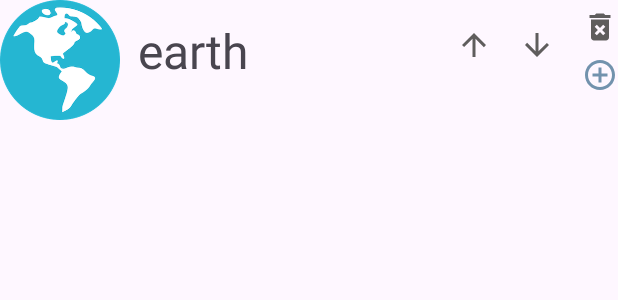
After one commit to IiuliiaP/MaterialDesign, an Android app: the layout activity_recycler_item_earth.xml on its own in the app's theme, with its tools: preview values and no code run, on a phone screen of 412 x 824 dp. The commit adds this screen. Shown: the top 300 px of the screen. Run offline under Robolectric (Android 15) with nearby library versions, the phone set to English and light mode, and no system bars.

Commit message:
макет recycler activity и его элементов

```diff
--- a/app/src/main/AndroidManifest.xml
+++ b/app/src/main/AndroidManifest.xml
@@ -13,6 +13,9 @@
         android:supportsRtl="true"
         android:theme="@style/Theme.MaterialDesign"
         tools:targetApi="31">
+        <activity
+            android:name=".RecyclerActivity"
+            android:exported="false" />
         <activity
             android:name=".view.viewpager.ViewPagerActivity"
             android:exported="false" />
--- /dev/null
+++ b/app/src/main/res/drawable/ic_add.xml
@@ -0,0 +1,5 @@
+<vector android:height="24dp" android:tint="#7292AD"
+    android:viewportHeight="24" android:viewportWidth="24"
+    android:width="24dp" xmlns:android="http://schemas.android.com/apk/res/android">
+    <path android:fillColor="@android:color/white" android:pathData="M13,7h-2v4L7,11v2h4v4h2v-4h4v-2h-4L13,7zM12,2C6.48,2 2,6.48 2,12s4.48,10 10,10 10,-4.48 10,-10S17.52,2 12,2zM12,20c-4.41,0 -8,-3.59 -8,-8s3.59,-8 8,-8 8,3.59 8,8 -3.59,8 -8,8z"/>
+</vector>
--- /dev/null
+++ b/app/src/main/res/drawable/ic_arrow_downward.xml
@@ -0,0 +1,5 @@
+<vector android:height="24dp" android:tint="#5F5D5D"
+    android:viewportHeight="24" android:viewportWidth="24"
+    android:width="24dp" xmlns:android="http://schemas.android.com/apk/res/android">
+    <path android:fillColor="@android:color/white" android:pathData="M20,12l-1.41,-1.41L13,16.17V4h-2v12.17l-5.58,-5.59L4,12l8,8 8,-8z"/>
+</vector>
--- /dev/null
+++ b/app/src/main/res/drawable/ic_arrow_upward.xml
@@ -0,0 +1,5 @@
+<vector android:height="24dp" android:tint="#5F5D5D"
+    android:viewportHeight="24" android:viewportWidth="24"
+    android:width="24dp" xmlns:android="http://schemas.android.com/apk/res/android">
+    <path android:fillColor="@android:color/white" android:pathData="M4,12l1.41,1.41L11,7.83V20h2V7.83l5.58,5.59L20,12l-8,-8 -8,8z"/>
+</vector>
--- /dev/null
+++ b/app/src/main/res/drawable/ic_delete.xml
@@ -0,0 +1,5 @@
+<vector android:height="24dp" android:tint="#5F5D5D"
+    android:viewportHeight="24" android:viewportWidth="24"
+    android:width="24dp" xmlns:android="http://schemas.android.com/apk/res/android">
+    <path android:fillColor="@android:color/white" android:pathData="M6,19c0,1.1 0.9,2 2,2h8c1.1,0 2,-0.9 2,-2L18,7L6,7v12zM8.46,11.88l1.41,-1.41L12,12.59l2.12,-2.12 1.41,1.41L13.41,14l2.12,2.12 -1.41,1.41L12,15.41l-2.12,2.12 -1.41,-1.41L10.59,14l-2.13,-2.12zM15.5,4l-1,-1h-5l-1,1L5,4v2h14L19,4z"/>
+</vector>
--- /dev/null
+++ b/app/src/main/res/layout/activity_recycler_item_earth.xml
@@ -0,0 +1,61 @@
+<?xml version="1.0" encoding="utf-8"?>
+<androidx.constraintlayout.widget.ConstraintLayout xmlns:android="http://schemas.android.com/apk/res/android"
+    android:layout_width="match_parent"
+    android:layout_height="match_parent"
+    xmlns:app="http://schemas.android.com/apk/res-auto">
+
+    <androidx.appcompat.widget.AppCompatImageView
+        android:id="@+id/marsItemImageView"
+        android:layout_width="@dimen/image_view_width"
+        android:layout_height="@dimen/image_view_height"
+        app:layout_constraintStart_toStartOf="parent"
+        app:layout_constraintTop_toTopOf="parent"
+        app:srcCompat="@drawable/earth"/>
+
+    <androidx.appcompat.widget.AppCompatTextView
+        android:id="@+id/marsItemTextView"
+        android:layout_width="wrap_content"
+        android:layout_height="wrap_content"
+        android:layout_margin="@dimen/text_margin_recycler"
+        android:textSize="@dimen/text_size_recycler"
+        android:text="@string/earth_text"
+        app:layout_constraintStart_toEndOf="@+id/marsItemImageView"
+        app:layout_constraintTop_toTopOf="parent"/>
+
+    <androidx.appcompat.widget.AppCompatImageView
+        android:id="@+id/marsItemDeleteImageView"
+        android:layout_width="wrap_content"
+        android:layout_height="wrap_content"
+        android:layout_marginTop="6dp"
+        app:layout_constraintEnd_toEndOf="parent"
+        app:layout_constraintTop_toTopOf="parent"
+        app:srcCompat="@drawable/ic_delete"/>
+
+    <androidx.appcompat.widget.AppCompatImageView
+        android:id="@+id/marsItemAddImageView"
+        android:layout_width="wrap_content"
+        android:layout_height="wrap_content"
+        android:layout_marginTop="8dp"
+        app:layout_constraintEnd_toEndOf="parent"
+        app:layout_constraintTop_toBottomOf="@+id/marsItemDeleteImageView"
+        app:srcCompat="@drawable/ic_add"/>
+
+    <androidx.appcompat.widget.AppCompatImageView
+        android:id="@+id/marsItemMoveUp"
+        android:layout_width="wrap_content"
+        android:layout_height="wrap_content"
+        android:layout_margin="@dimen/layout_margin_up_down"
+        app:layout_constraintEnd_toStartOf="@id/marsItemMoveDown"
+        app:layout_constraintTop_toTopOf="parent"
+        app:srcCompat="@drawable/ic_arrow_upward" />
+
+    <androidx.appcompat.widget.AppCompatImageView
+        android:id="@+id/marsItemMoveDown"
+        android:layout_width="wrap_content"
+        android:layout_height="wrap_content"
+        app:layout_constraintEnd_toStartOf="@+id/marsItemAddImageView"
+        app:layout_constraintTop_toTopOf="parent"
+        android:src="@drawable/ic_arrow_downward"
+        android:layout_margin="@dimen/layout_margin_up_down"/>
+
+</androidx.constraintlayout.widget.ConstraintLayout>
--- a/app/src/main/res/values/dimens.xml
+++ b/app/src/main/res/values/dimens.xml
@@ -3,4 +3,9 @@
     <dimen name="components_height">48dp</dimen>
     <dimen name="padding">8dp</dimen>
     <dimen name="margin_top_picure_of_the_day">100dp</dimen>
+    <dimen name="layout_margin_up_down">18dp</dimen>
+    <dimen name="image_view_width">80dp</dimen>
+    <dimen name="image_view_height">80dp</dimen>
+    <dimen name="text_size_recycler">32sp</dimen>
+    <dimen name="text_margin_recycler">12dp</dimen>
 </resources>
--- a/app/src/main/res/values/strings.xml
+++ b/app/src/main/res/values/strings.xml
@@ -12,4 +12,6 @@
     <string name="home">home</string>
     <string name="moon">moon</string>
     <string name="jupiter">jupiter</string>
+    <string name="mars_text">mars</string>
+    <string name="earth_text">earth</string>
 </resources>
```
Also changed, not shown: app/src/main/java/com/example/materialdesign/view/recycler/RecyclerActivity.kt (added, +12 -0 lines), app/src/main/res/layout/activity_recycler.xml (added, +14 -0 lines), app/src/main/res/layout/activity_recycler_item_mars.xml (added, +62 -0 lines).
